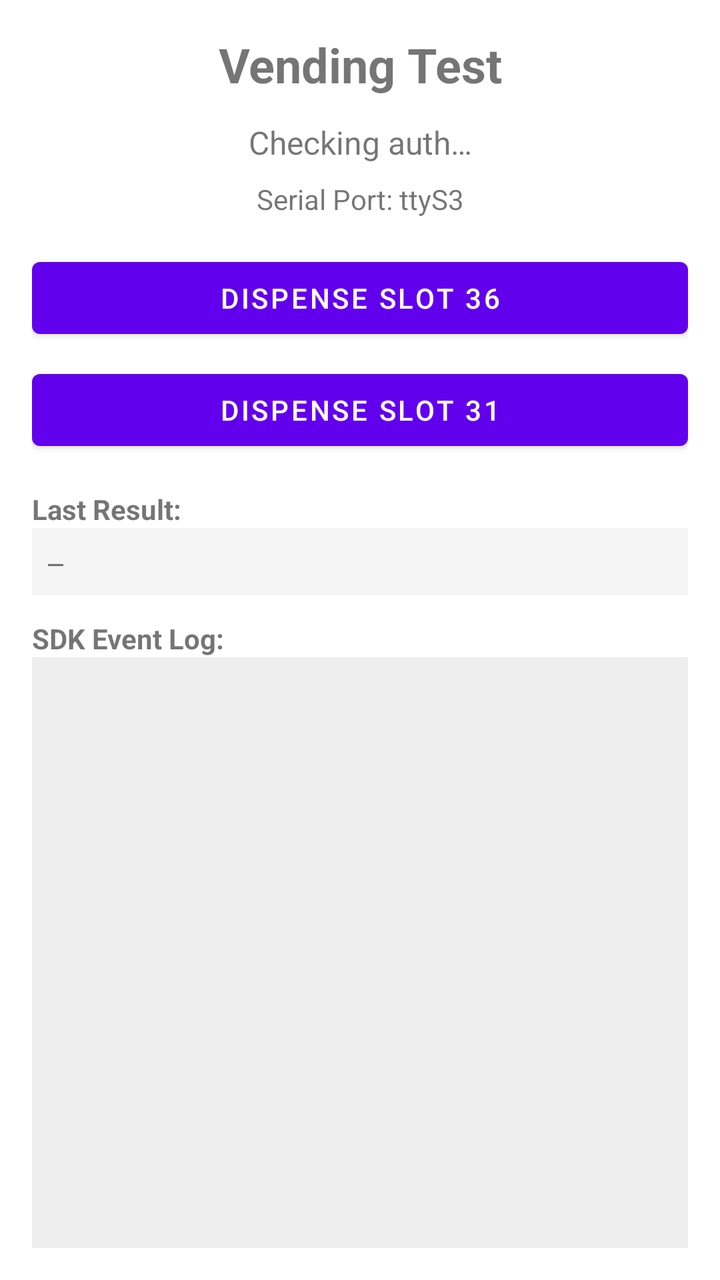
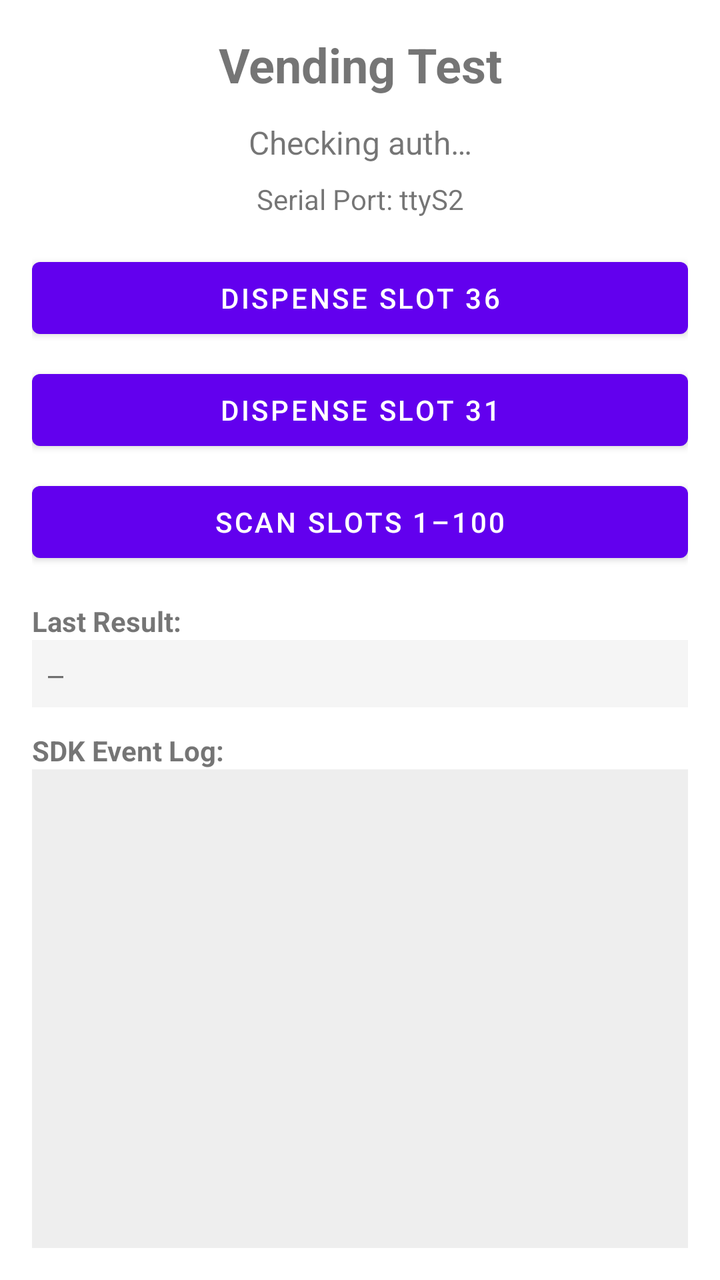

Compare the two renders of this Android layout. The source of the first and the diff that turns it into the second are given below.
<!-- AndroidManifest.xml: application theme Theme.VendingTest -->
<!-- res/layout/activity_main.xml -->
<?xml version="1.0" encoding="utf-8"?>
<LinearLayout xmlns:android="http://schemas.android.com/apk/res/android"
    android:layout_width="match_parent"
    android:layout_height="match_parent"
    android:orientation="vertical"
    android:padding="16dp">

    
    <TextView
        android:layout_width="match_parent"
        android:layout_height="wrap_content"
        android:text="@string/title_vending_test"
        android:textSize="24sp"
        android:textStyle="bold"
        android:gravity="center"
        android:paddingBottom="12dp" />

    
    <TextView
        android:id="@+id/tv_auth_status"
        android:layout_width="match_parent"
        android:layout_height="wrap_content"
        android:text="@string/checking_auth"
        android:textSize="16sp"
        android:gravity="center"
        android:paddingBottom="8dp" />

    
    <TextView
        android:id="@+id/tv_serial_port"
        android:layout_width="match_parent"
        android:layout_height="wrap_content"
        android:text="@string/serial_port_label"
        android:textSize="14sp"
        android:gravity="center"
        android:paddingBottom="16dp" />

    
    <Button
        android:id="@+id/btn_slot_36"
        android:layout_width="match_parent"
        android:layout_height="wrap_content"
        android:text="@string/dispense_slot_36"
        android:layout_marginBottom="8dp" />

    <Button
        android:id="@+id/btn_slot_31"
        android:layout_width="match_parent"
        android:layout_height="wrap_content"
        android:text="@string/dispense_slot_31"
        android:layout_marginBottom="16dp" />

    
    <TextView
        android:layout_width="match_parent"
        android:layout_height="wrap_content"
        android:text="@string/last_result_label"
        android:textSize="14sp"
        android:textStyle="bold" />

    <TextView
        android:id="@+id/tv_result"
        android:layout_width="match_parent"
        android:layout_height="wrap_content"
        android:text="—"
        android:textSize="13sp"
        android:fontFamily="monospace"
        android:padding="8dp"
        android:background="#F5F5F5"
        android:layout_marginBottom="12dp" />

    
    <TextView
        android:layout_width="match_parent"
        android:layout_height="wrap_content"
        android:text="@string/sdk_log_label"
        android:textSize="14sp"
        android:textStyle="bold" />

    <ScrollView
        android:id="@+id/scroll_log"
        android:layout_width="match_parent"
        android:layout_height="0dp"
        android:layout_weight="1"
        android:background="#EEEEEE">

        <TextView
            android:id="@+id/tv_log"
            android:layout_width="match_parent"
            android:layout_height="wrap_content"
            android:textSize="12sp"
            android:fontFamily="monospace"
            android:padding="8dp" />

    </ScrollView>

</LinearLayout>
<!-- resources referenced by this layout -->
<resources>
  <string name="checking_auth">Checking auth…</string>
  <string name="dispense_slot_31">Dispense Slot 31</string>
  <string name="dispense_slot_36">Dispense Slot 36</string>
  <string name="last_result_label">Last Result:</string>
  <string name="sdk_log_label">SDK Event Log:</string>
  <string name="serial_port_label">Serial Port: ttyS3</string>
  <string name="title_vending_test">Vending Test</string>
  <style name="Theme.VendingTest" parent="Theme.MaterialComponents.DayNight.DarkActionBar">
          <item name="colorPrimary">@color/purple_500</item>
          <item name="colorPrimaryVariant">@color/purple_700</item>
          <item name="colorOnPrimary">@color/white</item>
          <item name="colorSecondary">@color/teal_200</item>
          <item name="colorSecondaryVariant">@color/teal_700</item>
          <item name="colorOnSecondary">@color/black</item>
          <item name="android:statusBarColor" tools:targetApi="l">?attr/colorPrimaryVariant</item>
      </style>
  <color name="purple_500">#FF6200EE</color>
  <color name="purple_700">#FF3700B3</color>
  <color name="white">#FFFFFFFF</color>
  <color name="teal_200">#FF03DAC5</color>
  <color name="teal_700">#FF018786</color>
  <color name="black">#FF000000</color>
</resources>

<!-- the commit's change to res/layout/activity_main.xml (unified diff, before → after) -->
@@ -48,6 +48,13 @@
         android:layout_width="match_parent"
         android:layout_height="wrap_content"
         android:text="@string/dispense_slot_31"
+        android:layout_marginBottom="8dp" />
+
+    <Button
+        android:id="@+id/btn_scan_slots"
+        android:layout_width="match_parent"
+        android:layout_height="wrap_content"
+        android:text="Scan Slots 1–100"
         android:layout_marginBottom="16dp" />
 
     
<!-- resource entries referenced after the edit -->
@@ -5,7 +5,7 @@
   <string name="dispense_slot_36">Dispense Slot 36</string>
   <string name="last_result_label">Last Result:</string>
   <string name="sdk_log_label">SDK Event Log:</string>
-  <string name="serial_port_label">Serial Port: ttyS3</string>
+  <string name="serial_port_label">Serial Port: ttyS2</string>
   <string name="title_vending_test">Vending Test</string>
   <style name="Theme.VendingTest" parent="Theme.MaterialComponents.DayNight.DarkActionBar">
           <item name="colorPrimary">@color/purple_500</item>
